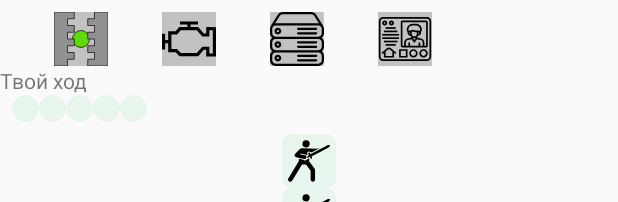
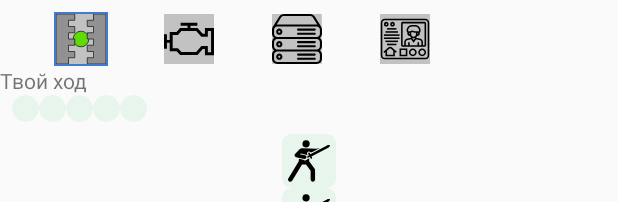
Before and after one commit to AlDtoll/godswars, an Android app: the layout fragment_game.xml on its own in the app's theme, with its tools: preview values and no code run, on a phone screen of 412 x 824 dp. Shown: the top 202 px of the screen. Run offline under Robolectric (Android 15) with nearby library versions, the phone set to English and light mode, and no system bars.

Commit message:
frame for selected panel item

```diff
--- a/app/src/main/res/layout/fragment_game.xml
+++ b/app/src/main/res/layout/fragment_game.xml
@@ -21,28 +21,33 @@
             android:layout_width="@dimen/room_size"
             android:layout_height="@dimen/room_size"
             android:layout_marginStart="@dimen/room_size"
-            android:background="@drawable/ic_reactor" />
+            android:padding="1dp"
+            android:src="@drawable/ic_reactor"
+            tools:background="@color/select_color" />
 
         <ImageView
             android:id="@+id/engineCell"
             android:layout_width="@dimen/room_size"
             android:layout_height="@dimen/room_size"
             android:layout_marginStart="@dimen/room_size"
-            android:background="@drawable/ic_engine" />
+            android:padding="1dp"
+            android:src="@drawable/ic_engine" />
 
         <ImageView
             android:id="@+id/bridgeCell"
             android:layout_width="@dimen/room_size"
             android:layout_height="@dimen/room_size"
             android:layout_marginStart="@dimen/room_size"
-            android:background="@drawable/ic_servers" />
+            android:padding="1dp"
+            android:src="@drawable/ic_servers" />
 
         <ImageView
             android:id="@+id/terminalCell"
             android:layout_width="@dimen/room_size"
             android:layout_height="@dimen/room_size"
             android:layout_marginStart="@dimen/room_size"
-            android:background="@drawable/ic_terminal" />
+            android:padding="1dp"
+            android:src="@drawable/ic_terminal" />
 
     </LinearLayout>
 
--- a/app/src/main/res/values/colors.xml
+++ b/app/src/main/res/values/colors.xml
@@ -24,4 +24,6 @@
     <color name="door_color">#C2C2C2</color>
     <color name="access_color">#5EDB04</color>
     <color name="denied_color">#DB0404</color>
+
+    <color name="select_color">#437AD1</color>
 </resources>
```
Also changed, not shown: app/src/main/java/aldtoll/godswars/screen/game_screen/GameCellsAdapter.kt (+30 -6 lines), app/src/main/java/aldtoll/godswars/screen/game_screen/GameScreen.kt (+28 -12 lines), app/src/main/res/drawable/selected_cell_background.xml (added, +12 -0 lines).
